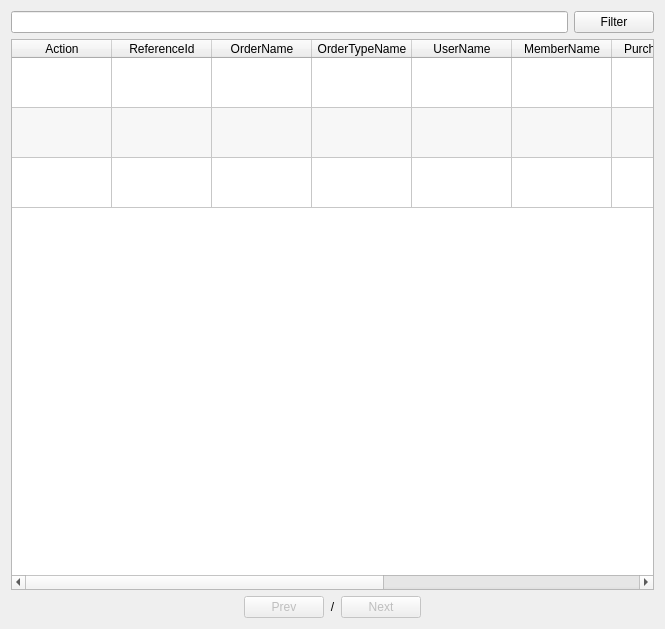
Qt form app/views/templates/ManageReceipt.ui (rondalefloyd/mts-pos) before a commit.
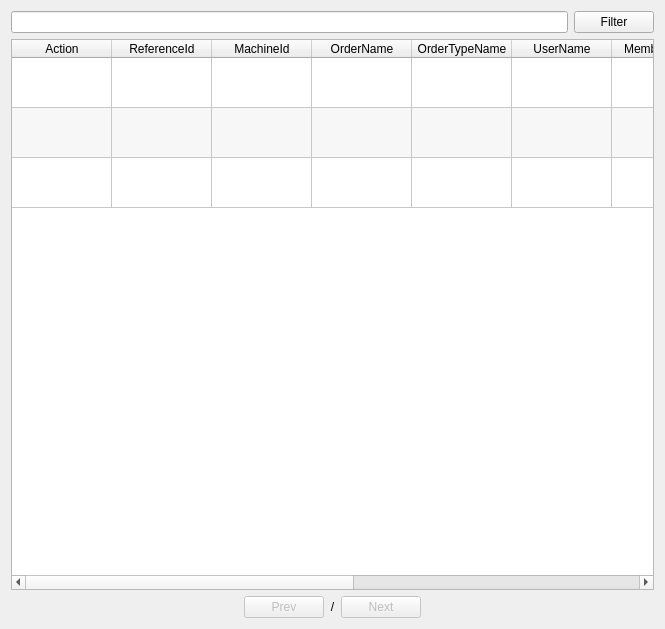
The same form after that commit.

```diff
--- a/app/views/templates/ManageReceipt.ui
+++ b/app/views/templates/ManageReceipt.ui
@@ -87,6 +87,11 @@
          <string>ReferenceId</string>
         </property>
        </column>
+       <column>
+        <property name="text">
+         <string>MachineId</string>
+        </property>
+       </column>
        <column>
         <property name="text">
          <string>OrderName</string>
```
